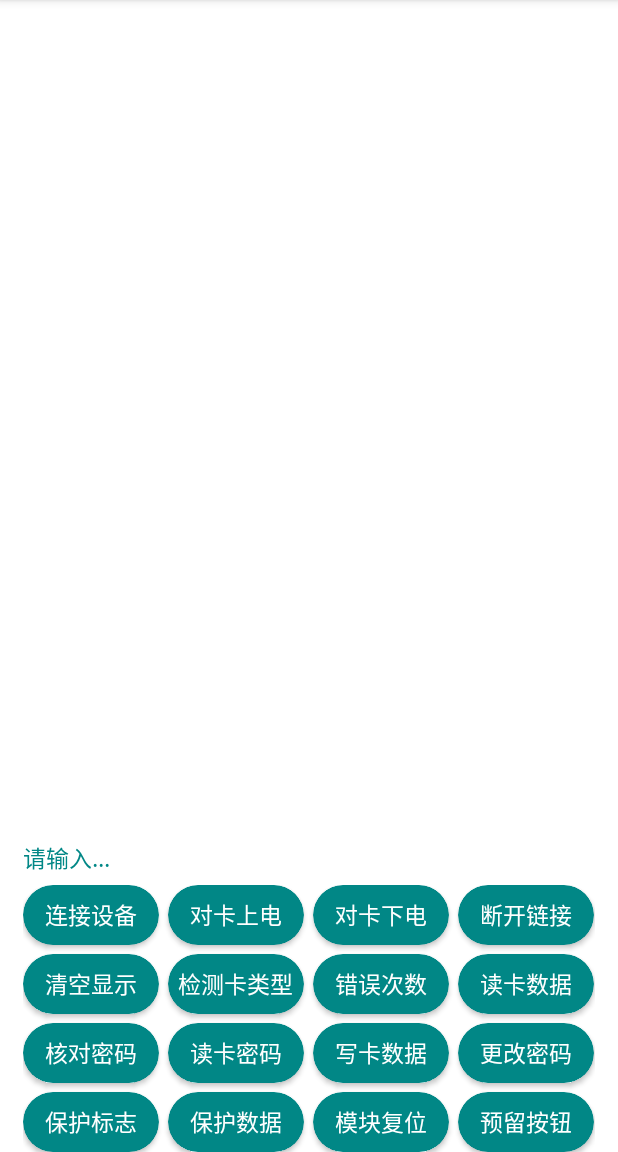
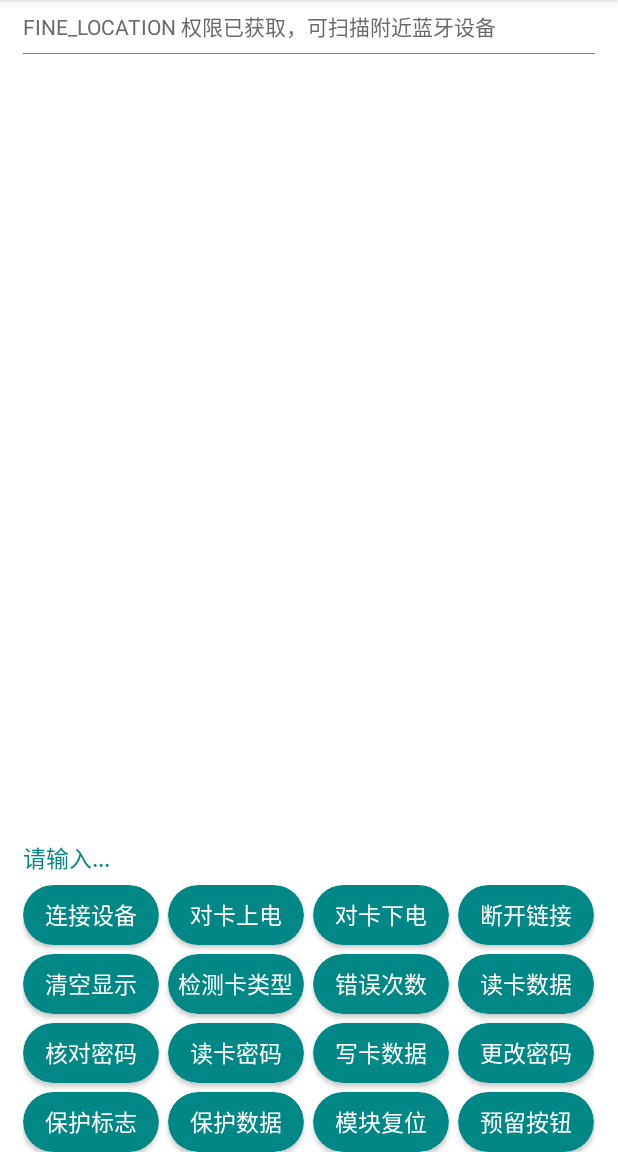
Before and after one commit to zxfh/BleDemo, an Android app: the screen it shows after launch (MainActivity), on a phone screen of 412 x 824 dp, the part 84-1236 px from its top. Run offline under Robolectric (Android 15) with nearby library versions, the phone set to English and light mode, and no system bars; libraries missing offline, so code that uses them is left out: com.ble.zxfh; 2 statements that could not run were skipped.

Commit message:
【Sprint0.0.4】1.扫描附近蓝牙设备; 2.连接

```diff
--- a/app/build.gradle
+++ b/app/build.gradle
@@ -50,7 +50,4 @@ dependencies {
     implementation 'androidx.appcompat:appcompat:1.2.0'
     implementation 'com.google.android.material:material:1.2.1'
     implementation 'androidx.constraintlayout:constraintlayout:2.0.1'
-    testImplementation 'junit:junit:4.+'
-    androidTestImplementation 'androidx.test.ext:junit:1.1.2'
-    androidTestImplementation 'androidx.test.espresso:espresso-core:3.3.0'
 }
--- a/app/src/main/java/com/zxfh/demo/MainActivity.kt
+++ b/app/src/main/java/com/zxfh/demo/MainActivity.kt
@@ -2,46 +2,135 @@ package com.zxfh.demo
 
 import android.Manifest
 import android.bluetooth.BluetoothAdapter
+import android.bluetooth.BluetoothDevice
+import android.content.BroadcastReceiver
+import android.content.Context
 import android.content.Intent
+import android.content.IntentFilter
 import android.content.pm.PackageManager
 import android.os.Build
 import android.os.Bundle
+import android.util.ArrayMap
+import android.widget.ArrayAdapter
 import android.widget.GridView
+import android.widget.ListView
+import android.widget.TextView
 import android.widget.Toast
 import androidx.activity.result.ActivityResultLauncher
 import androidx.activity.result.contract.ActivityResultContracts.RequestPermission
 import androidx.appcompat.app.AppCompatActivity
 import androidx.core.content.ContextCompat
 import com.ble.zxfh.sdk.blereader.BLEReader
+import com.ble.zxfh.sdk.blereader.IBLEReader_Callback
+import com.ble.zxfh.sdk.blereader.WDBluetoothDevice
 
+/**
+ *
+ * demo 主界面
+ * @author zxfh
+ */
 class MainActivity : AppCompatActivity() {
     /** 请求启动蓝牙返回码 */
     private val REQUEST_ENABLE_BT = 1
     /** 按钮面板容器 */
     private var cardsView: GridView? = null
+    /** 信息显示view */
+    private var infoView: TextView? = null
+    private var infoListView: ListView? = null
+    private var infoAdapter: ArrayAdapter<String>? = null
+    /** 只为了 mac 去重显示 */
+    private val macMap: HashMap<String?, String?> = HashMap()
     /** 请求权限回调 */
     private lateinit var requestPermissionLaunch: ActivityResultLauncher<String>
+    /** BLE SDK 回调 */
+    private val bleCallback = object : IBLEReader_Callback {
+        override fun onLeScan(p0: MutableList<WDBluetoothDevice>?) {
+        }
+
+        override fun onConnectGatt(p0: Int, p1: Any?) {
+
+        }
+
+        override fun onServicesDiscovered(p0: Int, p1: Any?) {
+        }
+
+        override fun onCharacteristicChanged(p0: Int, p1: Any?) {
+        }
+
+        override fun onReadRemoteRssi(p0: Int) {
+        }
+
+        override fun onOTA(p0: Int, p1: Any?) {
+        }
+
+        override fun onChangeBLEParameter(): Int {
+            return 0
+        }
+    }
+
+    /**
+     * 蓝牙发现接收器
+     */
+    private val receiver = object : BroadcastReceiver() {
+        override fun onReceive(context: Context, intent: Intent) {
+            when (intent.action) {
+                BluetoothDevice.ACTION_FOUND -> {
+                    val device: BluetoothDevice? = intent.getParcelableExtra(BluetoothDevice.EXTRA_DEVICE)
+                    val deviceName = device?.name
+                    val deviceHardwareAddress = device?.address // MAC
+
+
+                    // 将扫描到的蓝牙设备展示在列表中, 剔除设备无名称的设备，比如：null
+                    // TODO: 该筛选条件后续应根据具体情况覆写
+                    if (!deviceName.isNullOrBlank()) {
+                        if (!macMap.containsKey(deviceHardwareAddress)) {
+                            macMap[deviceHardwareAddress] = deviceName
+                            sprintInfo("$deviceName : $deviceHardwareAddress")
+                        }
+                    }
+                }
+            }
+        }
+    }
 
     override fun onCreate(savedInstanceState: Bundle?) {
         super.onCreate(savedInstanceState)
         setContentView(R.layout.activity_main)
         cardsView = findViewById(R.id.gv_container)
+        infoListView = findViewById(R.id.lv_info)
+        infoAdapter = ArrayAdapter(this, R.layout.array_list_view_layout, R.id.tv_array_item)
+        infoListView?.adapter = infoAdapter
+        infoListView?.setOnItemClickListener { parent, view, position, id ->
+            val info = infoAdapter?.getItem(position)
+            val macAddress = info?.substring(info.indexOf(':') + 1)?.trim()
+            val status = BLEReader.getInstance().connectGatt(macAddress)
+            if (status == 0) {
+                sprintInfo("蓝牙已连接")
+            }
+        }
+
         val cardList = initData()
         val cardAdapter = CardAdapter(this, cardList)
         cardsView?.adapter = cardAdapter
 
+        BLEReader.getInstance().callback = bleCallback
         initPermissionLauncher()
-
         // Android 6.0 及以上，需要动态获取权限
         if (Build.VERSION.SDK_INT >= Build.VERSION_CODES.M) {
             checkPermission()
         }
+
+        // 发现蓝牙设备会通知此广播
+        val filter = IntentFilter(BluetoothDevice.ACTION_FOUND)
+        registerReceiver(receiver, filter)
     }
 
     override fun onDestroy() {
         super.onDestroy()
         // 释放蓝牙通道
         BLEReader.getInstance().disconnectGatt()
+        // 释放蓝牙设备发现广播
+        unregisterReceiver(receiver)
     }
 
     override fun onRequestPermissionsResult(requestCode: Int, permissions: Array<out String>, grantResults: IntArray) {
@@ -52,7 +141,7 @@ class MainActivity : AppCompatActivity() {
         super.onActivityResult(requestCode, resultCode, data)
         // 接收蓝牙启用后的回调
         if (requestCode == REQUEST_ENABLE_BT) {
-            Toast.makeText(this, "蓝牙已开启", Toast.LENGTH_SHORT).show()
+            sprintInfo("蓝牙已开启")
         }
     }
 
@@ -103,10 +192,10 @@ class MainActivity : AppCompatActivity() {
      */
     private fun checkPermission() {
         when {
-            ContextCompat.checkSelfPermission(this, Manifest.permission.ACCESS_COARSE_LOCATION)
+            ContextCompat.checkSelfPermission(this, Manifest.permission.ACCESS_FINE_LOCATION)
                     == PackageManager.PERMISSION_GRANTED -> { performAction() }
-            shouldShowRequestPermissionRationale(Manifest.permission.ACCESS_COARSE_LOCATION) -> { showInContextUI() }
-            else -> {requestPermissionLaunch.launch(Manifest.permission.ACCESS_COARSE_LOCATION)}
+            shouldShowRequestPermissionRationale(Manifest.permission.ACCESS_FINE_LOCATION) -> { showInContextUI() }
+            else -> {requestPermissionLaunch.launch(Manifest.permission.ACCESS_FINE_LOCATION)}
         }
     }
 
@@ -114,28 +203,61 @@ class MainActivity : AppCompatActivity() {
      * 权限获取后执行的动作
      */
     private fun performAction() {
-        Toast.makeText(this, "权限已获取", Toast.LENGTH_SHORT).show()
+        sprintInfo("FINE_LOCATION 权限已获取，可扫描附近蓝牙设备")
     }
 
     /**
      * 向用户解释权限的用途
      */
     private fun showInContextUI() {
-        Toast.makeText(this, "未授予相关权限，程序不可用", Toast.LENGTH_SHORT).show()
+        sprintInfo("FINE_LOCATION 权限未授予，不可扫描附近蓝牙设备")
+    }
+
+    /**
+     * 查询已配对的蓝牙设备
+     */
+    private fun pairedDevices() {
+        val pairedDevices: Set<BluetoothDevice>? = BLEReader.INSTANCE.bluetoothAdapter.bondedDevices
+        val deviceInfo = StringBuilder()
+        pairedDevices?.forEach { device ->
+            val deviceName = device.name
+            val deviceHardwareAddress = device.address // MAC address
+
+            sprintInfo("$deviceName : $deviceHardwareAddress")
+        }
+    }
+
+    /**
+     * 输出信息
+     */
+    private fun sprintInfo(msg: String) {
+        infoAdapter?.add(msg)
+        infoAdapter?.notifyDataSetChanged()
+    }
+
+    /**
+     * 扫描设备
+     */
+    private fun scanDevices() {
+        sprintInfo("蓝牙扫描开始...")
+        BLEReader.INSTANCE.bluetoothAdapter.startDiscovery()
+    }
+
+    /**
+     * 预留按钮位置
+     */
+    private fun reservedPlace() {
+
     }
 
     private fun connect() {
         // 检查蓝牙是否启用
         if (BLEReader.getInstance().isBLEnabled) {
-            // TODO：连接读卡器
+            scanDevices()
         } else {
             val enableBtIntent = Intent(BluetoothAdapter.ACTION_REQUEST_ENABLE)
             startActivityForResult(enableBtIntent, REQUEST_ENABLE_BT)
         }
-    }
-
-    private fun reservedPlace() {
-
     }
 
     private fun reset() {
--- a/app/src/main/java/com/zxfh/demo/MainApplication.kt
+++ b/app/src/main/java/com/zxfh/demo/MainApplication.kt
@@ -2,6 +2,8 @@ package com.zxfh.demo
 
 import android.app.Application
 import com.ble.zxfh.sdk.blereader.BLEReader
+import com.ble.zxfh.sdk.blereader.IBLEReader_Callback
+import com.ble.zxfh.sdk.blereader.WDBluetoothDevice
 
 class MainApplication : Application() {
     override fun onCreate() {
--- a/app/src/main/res/layout/activity_main.xml
+++ b/app/src/main/res/layout/activity_main.xml
@@ -14,10 +14,25 @@
         android:layout_marginEnd="15dp"
         android:orientation="vertical">
 
-        <TextView
+<!--        <TextView-->
+<!--            android:id="@+id/tv_info"-->
+<!--            android:layout_width="match_parent"-->
+<!--            android:layout_height="wrap_content"-->
+<!--            android:layout_weight="1"-->
+<!--            android:textSize="14dp"-->
+<!--            android:textColor="#800000"-->
+<!--            tools:text="device info"-->
+<!--            />-->
+        <ListView
+            android:id="@+id/lv_info"
             android:layout_width="match_parent"
             android:layout_height="wrap_content"
-            android:layout_weight="1"/>
+            android:layout_weight="1"
+            android:headerDividersEnabled="false"
+            android:dividerHeight="1px"
+            android:divider="#808080"
+            android:scrollbars="none"
+            />
 
         <TextView
             android:id="@+id/tv_tips"
--- /dev/null
+++ b/app/src/main/res/layout/array_list_view_layout.xml
@@ -0,0 +1,15 @@
+<?xml version="1.0" encoding="utf-8"?>
+<LinearLayout xmlns:android="http://schemas.android.com/apk/res/android"
+    android:layout_width="match_parent"
+    android:layout_height="match_parent">
+
+    <TextView
+        android:id="@+id/tv_array_item"
+        android:layout_width="match_parent"
+        android:layout_height="35dp"
+        android:gravity="center_vertical"
+        android:layout_gravity="center_vertical"
+        android:textSize="14dp"
+        android:textColor="#696969" />
+
+</LinearLayout>
```
Also changed, not shown: 2 other files.
